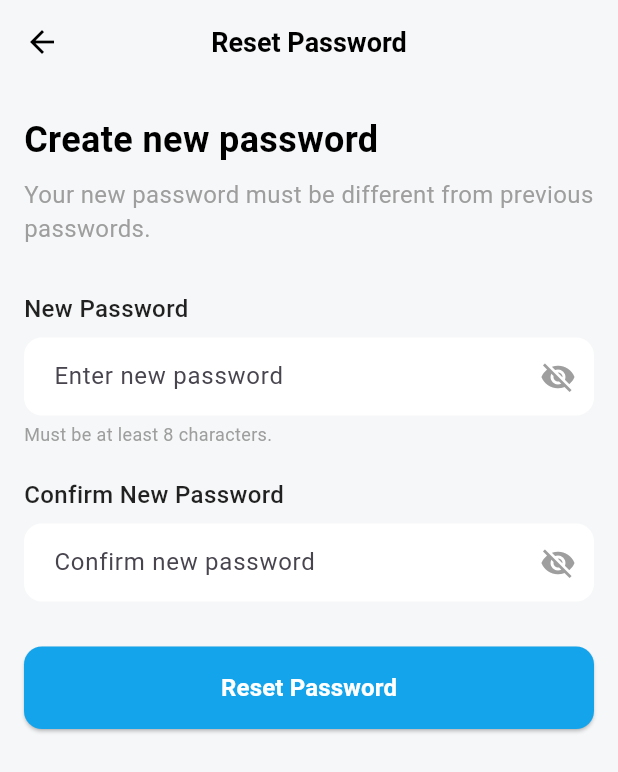
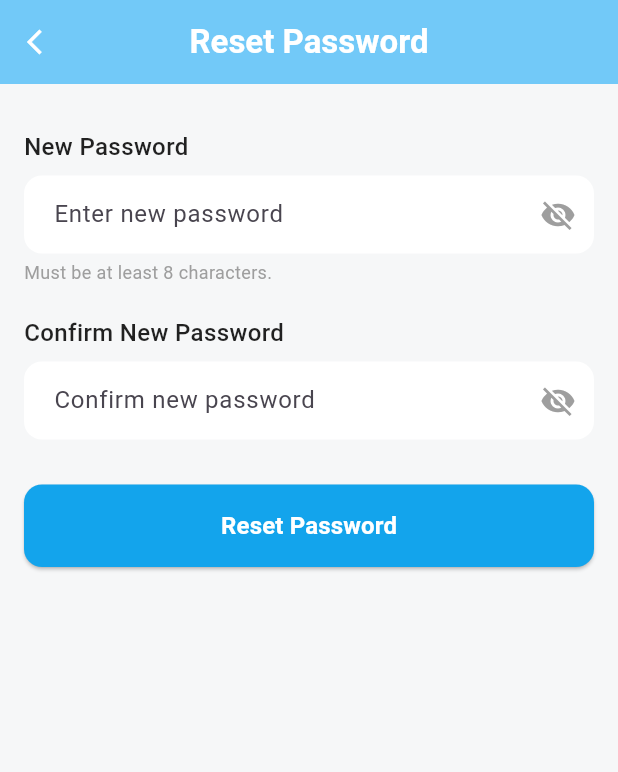
Before and after one commit to aymanSalahA/deal_wise, a Flutter app: the ResetPasswordScreen screen opened by its route, on a phone screen of 412 x 824 dp. Shown: the top 772 px of the screen. Run offline on Flutter 3.47's test engine with Material 3 defaults, Android fonts, the phone set to English and light mode, and no system bars; our stand-ins replace carousel_slider, dio, flutter_bloc, google_fonts, loading_animation_widget, salomon_bottom_bar and 1 more; accounts and stored records are empty.

Commit message:
Refactor password reset flow: updated Forgot Password, OTP, and Reset Password screens with unified design

```diff
--- a/lib/features/auth/presentation/screens/reset_password.dart
+++ b/lib/features/auth/presentation/screens/reset_password.dart
@@ -39,18 +39,21 @@ class ResetPasswordScreen extends StatelessWidget {
         child: Scaffold(
           backgroundColor: const Color(0xFFF6F7F8),
           appBar: AppBar(
-            backgroundColor: const Color(0xFFF6F7F8),
+            backgroundColor: const Color(0xFF72C9F8),
             elevation: 0,
             leading: IconButton(
-              icon: const Icon(Icons.arrow_back, color: Colors.black),
-              onPressed: () => Navigator.of(context).pop(),
+              icon: const Icon(
+                Icons.arrow_back_ios,
+                color: Colors.white,
+                size: 20,
+              ),
+              onPressed: () => Navigator.pop(context),
             ),
             title: const Text(
               'Reset Password',
               style: TextStyle(
-                color: Colors.black,
+                color: Colors.white,
                 fontWeight: FontWeight.bold,
-                fontSize: 18,
               ),
             ),
             centerTitle: true,
@@ -61,20 +64,20 @@ class ResetPasswordScreen extends StatelessWidget {
               child: Column(
                 crossAxisAlignment: CrossAxisAlignment.stretch,
                 children: [
-                  const SizedBox(height: 20),
-                  const Text(
-                    'Create new password',
-                    style: TextStyle(
-                      fontSize: 24,
-                      fontWeight: FontWeight.bold,
-                      color: Colors.black,
-                    ),
-                  ),
-                  const SizedBox(height: 8),
-                  const Text(
-                    'Your new password must be different from previous passwords.',
-                    style: TextStyle(fontSize: 16, color: Colors.grey),
-                  ),
+                  // const SizedBox(height: 20),
+                  // const Text(
+                  //   'Create new password',
+                  //   style: TextStyle(
+                  //     fontSize: 24,
+                  //     fontWeight: FontWeight.bold,
+                  //     color: Colors.black,
+                  //   ),
+                  // ),
+                  // const SizedBox(height: 8),
+                  // const Text(
+                  //   'Your new password must be different from previous passwords.',
+                  //   style: TextStyle(fontSize: 16, color: Colors.grey),
+                  // ),
                   const SizedBox(height: 30),
                   // New Password Field
                   BlocBuilder<NewPasswordVisibilityCubit, bool>(
```
Also changed, not shown: lib/features/auth/presentation/screens/forgot_password_screen.dart (+10 -6 lines), lib/features/auth/presentation/screens/otp_verification_screen.dart (+6 -5 lines).
